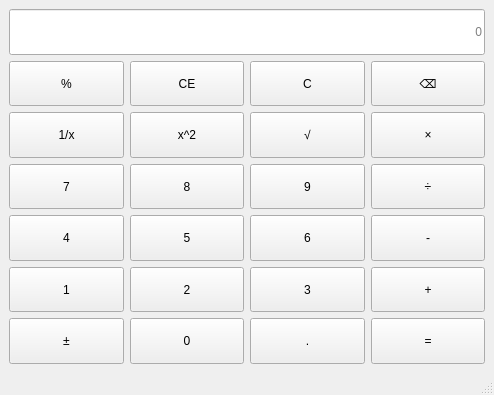
Before: the Qt Designer form mainwindow.ui in SearPlanet/Lab1, drawn with Qt 5.
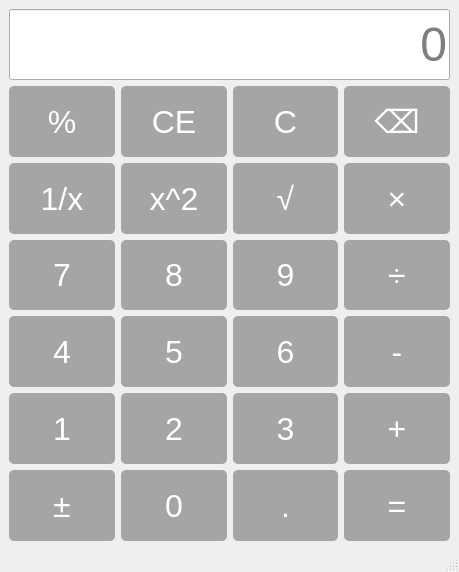
After: the same form once the commit is applied.

Commit message: 完成界面美化，可运行3个以上的数加减乘除（未实现点击±切换当前值正负功能）

The edit to the form file:
```diff
--- a/mainwindow.ui
+++ b/mainwindow.ui
@@ -6,13 +6,33 @@
    <rect>
     <x>0</x>
     <y>0</y>
-    <width>494</width>
-    <height>395</height>
+    <width>459</width>
+    <height>572</height>
    </rect>
   </property>
   <property name="windowTitle">
    <string>MainWindow</string>
   </property>
+  <property name="styleSheet">
+   <string notr="true">QPushButton{
+	background-color: rgba(50,50,50,100);
+	font-size:24pt;
+	color:white;
+	border-radius:5px;
+}
+QPushButton:hover{
+	background-color: lightgreen;
+	color:black;
+}
+QPushButton:pressed{
+	background-color: red;
+	color:black;
+}
+QLineEdit{
+font-size:36pt;
+}
+</string>
+  </property>
   <widget class="QWidget" name="centralwidget">
    <property name="sizePolicy">
     <sizepolicy hsizetype="Minimum" vsizetype="Minimum">
@@ -320,6 +340,9 @@
           <verstretch>0</verstretch>
          </sizepolicy>
         </property>
+        <property name="styleSheet">
+         <string notr="true"/>
+        </property>
         <property name="text">
          <string>7</string>
         </property>
```
Left out of the diff: 2 changed lines with no effect on the pictures. The commit also changes 2 other files.
